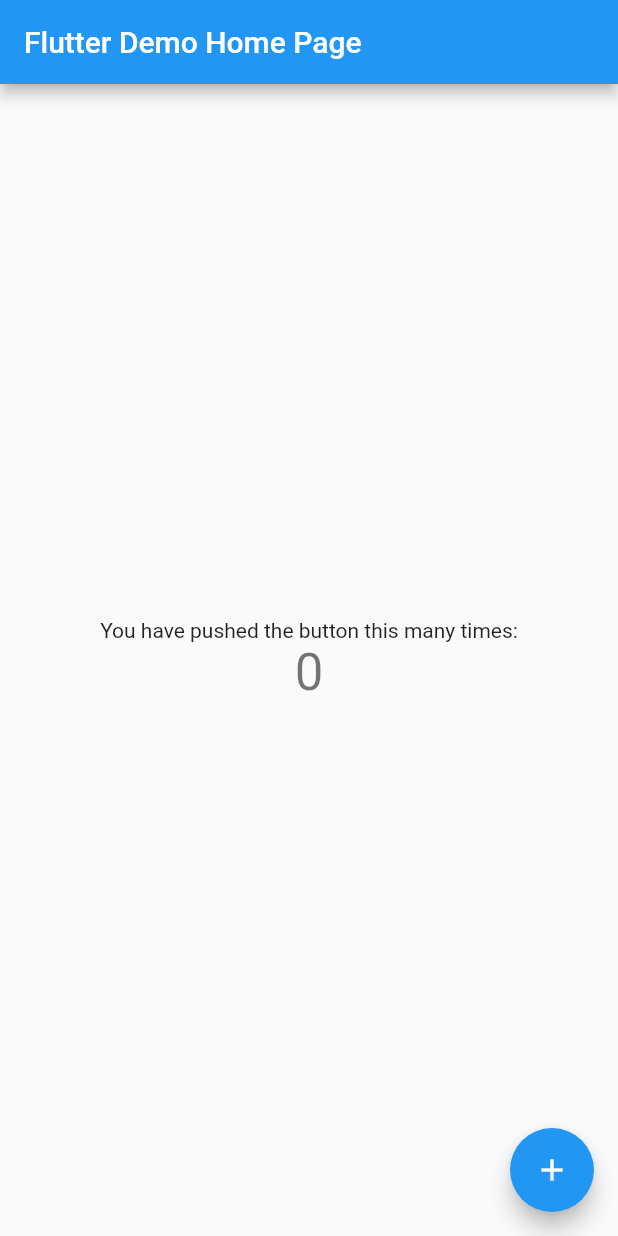
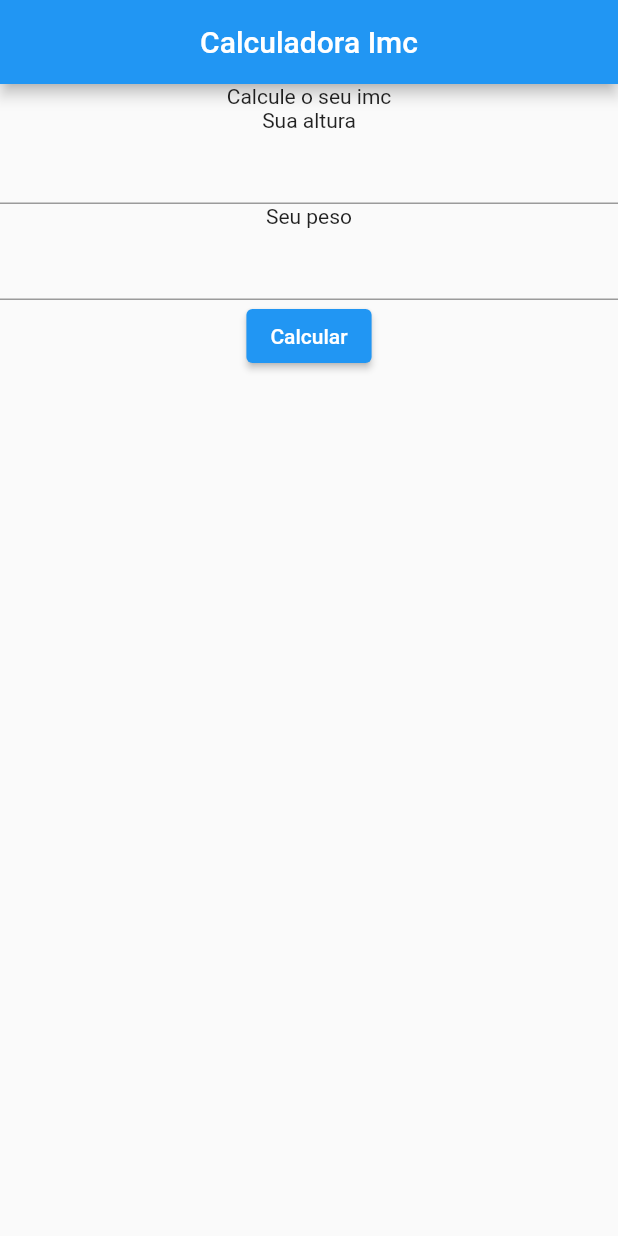
Before and after one commit to liviaaraujo-dev/calculadora_imc_flutter, a Flutter app: the screen it shows after launch, on a phone screen of 412 x 824 dp. Run offline on Flutter 3.47's test engine with Material 2 defaults, Android fonts, the phone set to English and light mode, and no system bars.

Commit message:
create calculator page

```diff
--- a/lib/main.dart
+++ b/lib/main.dart
@@ -1,3 +1,4 @@
+import 'package:calculadora_imc_flutter/pages/main_page.dart';
 import 'package:flutter/material.dart';
 
 void main() {
@@ -7,109 +8,14 @@
 class MyApp extends StatelessWidget {
   const MyApp({super.key});
 
-  // This widget is the root of your application.
   @override
   Widget build(BuildContext context) {
     return MaterialApp(
       title: 'Flutter Demo',
       theme: ThemeData(
-        // This is the theme of your application.
-        //
-        // Try running your application with "flutter run". You'll see the
-        // application has a blue toolbar. Then, without quitting the app, try
-        // changing the primarySwatch below to Colors.green and then invoke
-        // "hot reload" (press "r" in the console where you ran "flutter run",
-        // or simply save your changes to "hot reload" in a Flutter IDE).
-        // Notice that the counter didn't reset back to zero; the application
-        // is not restarted.
         primarySwatch: Colors.blue,
       ),
-      home: const MyHomePage(title: 'Flutter Demo Home Page'),
+      home: const MainPage()
     );
   }
 }
-
-class MyHomePage extends StatefulWidget {
-  const MyHomePage({super.key, required this.title});
-
-  // This widget is the home page of your application. It is stateful, meaning
-  // that it has a State object (defined below) that contains fields that affect
-  // how it looks.
-
-  // This class is the configuration for the state. It holds the values (in this
-  // case the title) provided by the parent (in this case the App widget) and
-  // used by the build method of the State. Fields in a Widget subclass are
-  // always marked "final".
-
-  final String title;
-
-  @override
-  State<MyHomePage> createState() => _MyHomePageState();
-}
-
-class _MyHomePageState extends State<MyHomePage> {
-  int _counter = 0;
-
-  void _incrementCounter() {
-    setState(() {
-      // This call to setState tells the Flutter framework that something has
-      // changed in this State, which causes it to rerun the build method below
-      // so that the display can reflect the updated values. If we changed
-      // _counter without calling setState(), then the build method would not be
-      // called again, and so nothing would appear to happen.
-      _counter++;
-    });
-  }
-
-  @override
-  Widget build(BuildContext context) {
-    // This method is rerun every time setState is called, for instance as done
-    // by the _incrementCounter method above.
-    //
-    // The Flutter framework has been optimized to make rerunning build methods
-    // fast, so that you can just rebuild anything that needs updating rather
-    // than having to individually change instances of widgets.
-    return Scaffold(
-      appBar: AppBar(
-        // Here we take the value from the MyHomePage object that was created by
-        // the App.build method, and use it to set our appbar title.
-        title: Text(widget.title),
-      ),
-      body: Center(
-        // Center is a layout widget. It takes a single child and positions it
-        // in the middle of the parent.
-        child: Column(
-          // Column is also a layout widget. It takes a list of children and
-          // arranges them vertically. By default, it sizes itself to fit its
-          // children horizontally, and tries to be as tall as its parent.
-          //
-          // Invoke "debug painting" (press "p" in the console, choose the
-          // "Toggle Debug Paint" action from the Flutter Inspector in Android
-          // Studio, or the "Toggle Debug Paint" command in Visual Studio Code)
-          // to see the wireframe for each widget.
-          //
-          // Column has various properties to control how it sizes itself and
-          // how it positions its children. Here we use mainAxisAlignment to
-          // center the children vertically; the main axis here is the vertical
-          // axis because Columns are vertical (the cross axis would be
-          // horizontal).
-          mainAxisAlignment: MainAxisAlignment.center,
-          children: <Widget>[
-            const Text(
-              'You have pushed the button this many times:',
-            ),
-            Text(
-              '$_counter',
-              style: Theme.of(context).textTheme.headlineMedium,
-            ),
-          ],
-        ),
-      ),
-      floatingActionButton: FloatingActionButton(
-        onPressed: _incrementCounter,
-        tooltip: 'Increment',
-        child: const Icon(Icons.add),
-      ), // This trailing comma makes auto-formatting nicer for build methods.
-    );
-  }
-}
--- /dev/null
+++ b/lib/pages/calculator_imc.dart
@@ -0,0 +1,52 @@
+import 'package:flutter/material.dart';
+import 'package:flutter/src/widgets/framework.dart';
+import 'package:flutter/src/widgets/placeholder.dart';
+
+class CalculatorImc extends StatefulWidget {
+  const CalculatorImc({super.key});
+
+  @override
+  State<CalculatorImc> createState() => _CalculatorImcState();
+}
+
+class _CalculatorImcState extends State<CalculatorImc> {
+
+    var altura = TextEditingController(text: "");
+    var peso = TextEditingController(text: "");
+
+  @override
+  Widget build(BuildContext context) {
+    return Form(
+      child: Column(
+        children: [
+          Text('Calcule o seu imc'),
+          Column(
+            children: [
+              Container(child: Text('Sua altura')),
+              TextFormField(
+                controller: altura,
+                onChanged: (value){
+                  debugPrint(value);
+                },
+              )
+            ],
+          ),
+          Column(
+            children: [
+              Container(child: Text('Seu peso')),
+              TextFormField(
+                controller: peso,
+                onChanged: (value){
+                  debugPrint(value);
+                },
+              )
+            ],
+          ),
+          ElevatedButton(onPressed: (){},
+          child: Text('Calcular')
+          )
+        ],
+      ),
+    );
+  }
+}
--- /dev/null
+++ b/lib/pages/main_page.dart
@@ -0,0 +1,24 @@
+import 'package:calculadora_imc_flutter/pages/calculator_imc.dart';
+import 'package:flutter/material.dart';
+import 'package:flutter/src/widgets/framework.dart';
+import 'package:flutter/src/widgets/placeholder.dart';
+
+class MainPage extends StatefulWidget {
+  const MainPage({super.key});
+
+  @override
+  State<MainPage> createState() => _MainPageState();
+}
+
+class _MainPageState extends State<MainPage> {
+
+  @override
+  Widget build(BuildContext context) {
+    return SafeArea(
+      child: Scaffold(
+        appBar: AppBar(title: Text('Calculadora Imc'), centerTitle: true),
+        body: CalculatorImc()
+      )
+    );
+  }
+}
```
